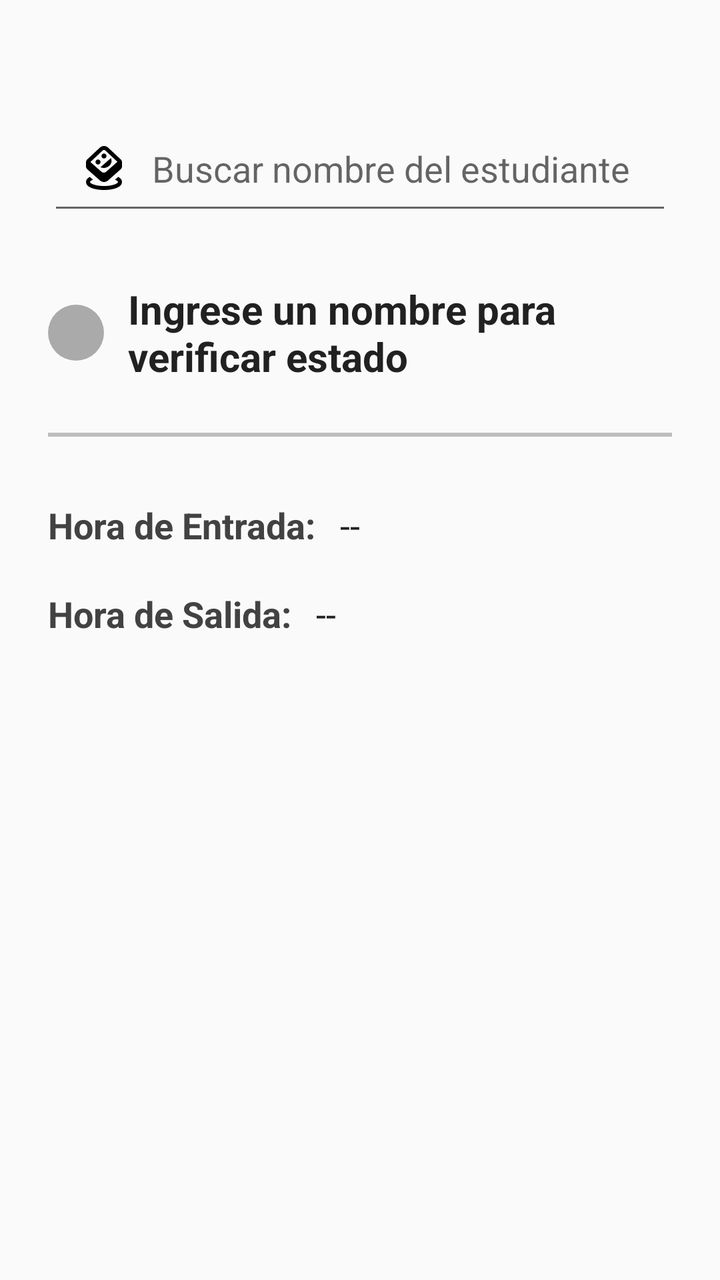
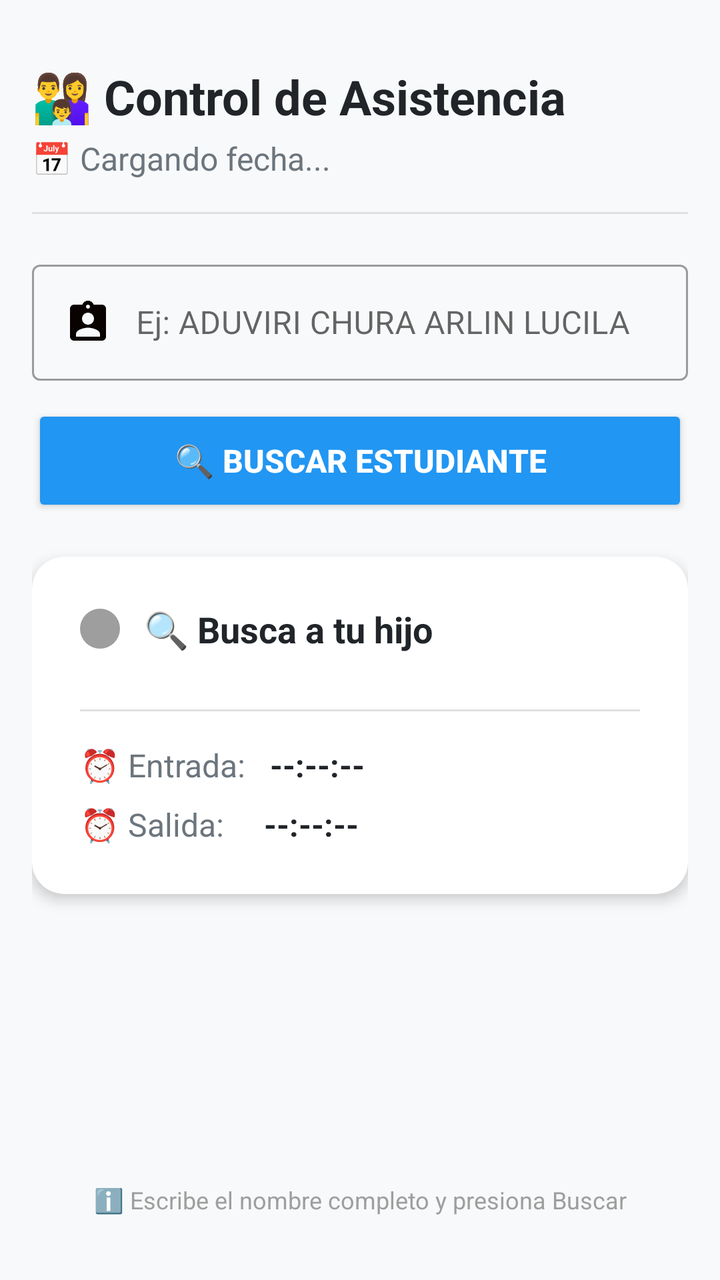

Two renders of the same Android screen: before a commit and after it. Below are the layout's source before the change and the commit's diff.
<!-- AndroidManifest.xml: application theme Theme.Colegio -->
<!-- res/layout/fragment_home.xml -->
<?xml version="1.0" encoding="utf-8"?>
<androidx.constraintlayout.widget.ConstraintLayout
    xmlns:android="http://schemas.android.com/apk/res/android"
    xmlns:app="http://schemas.android.com/apk/res-auto"
    xmlns:tools="http://schemas.android.com/tools"
    android:layout_width="match_parent"
    android:layout_height="match_parent"
    android:padding="24dp"
    android:background="#FAFAFA"
    tools:context=".ui.home.HomeFragment">

    
    <EditText
        android:id="@+id/editTextNameSearch"
        android:layout_width="0dp"
        android:layout_height="wrap_content"
        android:hint="Buscar nombre del estudiante"
        android:inputType="textPersonName"
        android:padding="16dp"
        android:textSize="18sp"
        android:drawableStart="@drawable/outline_ar_stickers_24"
        android:drawablePadding="12dp"
        app:layout_constraintTop_toTopOf="parent"
        app:layout_constraintStart_toStartOf="parent"
        app:layout_constraintEnd_toEndOf="parent"
        android:layout_marginTop="32dp"/>


    <View
        android:id="@+id/statusIndicator"
        android:layout_width="28dp"
        android:layout_height="28dp"
        android:layout_marginTop="40dp"
        android:background="@drawable/status_indicator_gray"
        app:layout_constraintTop_toBottomOf="@id/editTextNameSearch"
        app:layout_constraintStart_toStartOf="parent"
        app:layout_constraintEnd_toStartOf="@id/textViewStatus"/>

    <TextView
        android:id="@+id/textViewStatus"
        android:layout_width="0dp"
        android:layout_height="wrap_content"
        android:layout_marginStart="12dp"
        android:text="Ingrese un nombre para verificar estado"
        android:textSize="20sp"
        android:textColor="#212121"
        android:textStyle="bold"
        app:layout_constraintStart_toEndOf="@id/statusIndicator"
        app:layout_constraintTop_toTopOf="@id/statusIndicator"
        app:layout_constraintBottom_toBottomOf="@id/statusIndicator"
        app:layout_constraintEnd_toEndOf="parent"/>


    <View
        android:id="@+id/separator"
        android:layout_width="0dp"
        android:layout_height="2dp"
        android:layout_marginTop="36dp"
        android:background="#BDBDBD"
        app:layout_constraintTop_toBottomOf="@id/statusIndicator"
        app:layout_constraintStart_toStartOf="parent"
        app:layout_constraintEnd_toEndOf="parent"/>


    <TextView
        android:id="@+id/textViewEntryTimeLabel"
        android:layout_width="wrap_content"
        android:layout_height="wrap_content"
        android:text="Hora de Entrada:"
        android:textStyle="bold"
        android:textSize="18sp"
        android:textColor="#424242"
        android:layout_marginTop="32dp"
        app:layout_constraintStart_toStartOf="parent"
        app:layout_constraintTop_toBottomOf="@id/separator"/>

    <TextView
        android:id="@+id/textViewEntryTime"
        android:layout_width="wrap_content"
        android:layout_height="wrap_content"
        android:text="--"
        android:textSize="18sp"
        android:textColor="#212121"
        android:layout_marginStart="12dp"
        app:layout_constraintStart_toEndOf="@id/textViewEntryTimeLabel"
        app:layout_constraintTop_toTopOf="@id/textViewEntryTimeLabel"/>


    <TextView
        android:id="@+id/textViewExitTimeLabel"
        android:layout_width="wrap_content"
        android:layout_height="wrap_content"
        android:text="Hora de Salida:"
        android:textStyle="bold"
        android:textSize="18sp"
        android:textColor="#424242"
        android:layout_marginTop="20dp"
        app:layout_constraintStart_toStartOf="parent"
        app:layout_constraintTop_toBottomOf="@id/textViewEntryTimeLabel"/>

    <TextView
        android:id="@+id/textViewExitTime"
        android:layout_width="wrap_content"
        android:layout_height="wrap_content"
        android:text="--"
        android:textSize="18sp"
        android:textColor="#212121"
        android:layout_marginStart="12dp"
        app:layout_constraintStart_toEndOf="@id/textViewExitTimeLabel"
        app:layout_constraintTop_toTopOf="@id/textViewExitTimeLabel"/>

</androidx.constraintlayout.widget.ConstraintLayout>
<!-- resources referenced by this layout -->
<resources>
  <!-- drawable outline_ar_stickers_24 (drawable) -->
  <vector xmlns:android="http://schemas.android.com/apk/res/android" android:height="24dp" android:tint="#000000" android:viewportHeight="960" android:viewportWidth="960" android:width="24dp">
        
      <path android:fillColor="@android:color/white" android:pathData="M480,920Q331,920 225.5,877.5Q120,835 120,760Q120,728 140,702.5Q160,677 196,657L261,715Q237,723 218.5,735.5Q200,748 200,760Q200,786 281,813Q362,840 480,840Q598,840 679,813Q760,786 760,760Q760,748 741.5,735.5Q723,723 699,715L764,657Q800,677 820,702.5Q840,728 840,760Q840,835 734.5,877.5Q629,920 480,920ZM480,760Q458,760 437.5,752.5Q417,745 400,730L148,507Q135,496 127.5,480Q120,464 120,447L120,367Q120,350 126.5,334Q133,318 146,307L398,72Q415,56 436,48Q457,40 480,40Q503,40 524,48Q545,56 562,72L814,307Q827,318 833.5,334Q840,350 840,367L840,447Q840,464 832.5,480Q825,496 812,507L560,730Q543,745 522.5,752.5Q502,760 480,760ZM476,572Q490,572 502.5,567.5Q515,563 526,553L748,356L508,130Q501,125 494,122.5Q487,120 479,120Q471,120 464,122.5Q457,125 452,130L208,360L426,553Q437,563 449.5,567.5Q462,572 476,572ZM360,410Q381,410 395.5,395.5Q410,381 410,360Q410,339 395.5,324.5Q381,310 360,310Q339,310 324.5,324.5Q310,339 310,360Q310,381 324.5,395.5Q339,410 360,410ZM410,464Q453,485 500.5,477.5Q548,470 584,438Q618,409 628.5,365Q639,321 618,282L410,464ZM480,290Q501,290 515.5,275.5Q530,261 530,240Q530,219 515.5,204.5Q501,190 480,190Q459,190 444.5,204.5Q430,219 430,240Q430,261 444.5,275.5Q459,290 480,290ZM478,346Q478,346 478,346Q478,346 478,346L478,346L478,346Q478,346 478,346Q478,346 478,346Q478,346 478,346Q478,346 478,346L478,346L478,346Q478,346 478,346Q478,346 478,346Z"/>
      
  </vector>
  <!-- drawable status_indicator_gray (drawable) -->
  <?xml version="1.0" encoding="utf-8"?>
  <shape xmlns:android="http://schemas.android.com/apk/res/android"
      android:shape="oval">
      <solid android:color="#AAAAAA" />
  </shape>
  <style name="Theme.Colegio" parent="Theme.MaterialComponents.DayNight.NoActionBar">
          
          <item name="colorPrimary">@color/purple_500</item>
          <item name="colorPrimaryVariant">@color/purple_700</item>
          <item name="colorOnPrimary">@color/white</item>
          
          <item name="colorSecondary">@color/teal_200</item>
          <item name="colorSecondaryVariant">@color/teal_700</item>
          <item name="colorOnSecondary">@color/black</item>
          
          <item name="android:statusBarColor">?attr/colorPrimaryVariant</item>
          
      </style>
  <color name="purple_500">#FF6200EE</color>
  <color name="purple_700">#FF3700B3</color>
  <color name="white">#FFFFFFFF</color>
  <color name="teal_200">#FF03DAC5</color>
  <color name="teal_700">#FF018786</color>
  <color name="black">#FF000000</color>
</resources>

<!-- the commit's change to res/layout/fragment_home.xml (unified diff, before → after) -->
@@ -5,108 +5,217 @@
     xmlns:tools="http://schemas.android.com/tools"
     android:layout_width="match_parent"
     android:layout_height="match_parent"
-    android:padding="24dp"
-    android:background="#FAFAFA"
+    android:background="#F8F9FA"
+    android:padding="16dp"
     tools:context=".ui.home.HomeFragment">
 
     
-    <EditText
-        android:id="@+id/editTextNameSearch"
-        android:layout_width="0dp"
-        android:layout_height="wrap_content"
-        android:hint="Buscar nombre del estudiante"
-        android:inputType="textPersonName"
-        android:padding="16dp"
-        android:textSize="18sp"
-        android:drawableStart="@drawable/outline_ar_stickers_24"
-        android:drawablePadding="12dp"
+    <TextView
+        android:id="@+id/textViewHeader"
+        android:layout_width="0dp"
+        android:layout_height="wrap_content"
+        android:text="👨‍👩‍👦 Control de Asistencia"
+        android:textSize="24sp"
+        android:textStyle="bold"
+        android:textColor="#212529"
         app:layout_constraintTop_toTopOf="parent"
         app:layout_constraintStart_toStartOf="parent"
         app:layout_constraintEnd_toEndOf="parent"
-        android:layout_marginTop="32dp"/>
-
-
+        android:layout_marginTop="16dp" />
+
+    <TextView
+        android:id="@+id/textViewDate"
+        android:layout_width="wrap_content"
+        android:layout_height="wrap_content"
+        android:text="📅 Cargando fecha..."
+        android:textSize="16sp"
+        android:textColor="#6C757D"
+        app:layout_constraintTop_toBottomOf="@id/textViewHeader"
+        app:layout_constraintStart_toStartOf="parent"
+        android:layout_marginTop="4dp" />
+
+    
     <View
-        android:id="@+id/statusIndicator"
-        android:layout_width="28dp"
-        android:layout_height="28dp"
-        android:layout_marginTop="40dp"
-        android:background="@drawable/status_indicator_gray"
-        app:layout_constraintTop_toBottomOf="@id/editTextNameSearch"
-        app:layout_constraintStart_toStartOf="parent"
-        app:layout_constraintEnd_toStartOf="@id/textViewStatus"/>
-
+        android:id="@+id/divider"
+        android:layout_width="0dp"
+        android:layout_height="1dp"
+        android:layout_marginTop="16dp"
+        android:background="#E0E0E0"
+        app:layout_constraintTop_toBottomOf="@id/textViewDate"
+        app:layout_constraintStart_toStartOf="parent"
+        app:layout_constraintEnd_toEndOf="parent" />
+
+    
+    <com.google.android.material.textfield.TextInputLayout
+        android:id="@+id/textInputLayout"
+        android:layout_width="0dp"
+        android:layout_height="wrap_content"
+        android:layout_marginTop="20dp"
+        app:layout_constraintTop_toBottomOf="@id/divider"
+        app:layout_constraintStart_toStartOf="parent"
+        app:layout_constraintEnd_toEndOf="parent"
+        style="@style/Widget.MaterialComponents.TextInputLayout.OutlinedBox">
+
+        <com.google.android.material.textfield.TextInputEditText
+            android:id="@+id/editTextNameSearch"
+            android:layout_width="match_parent"
+            android:layout_height="wrap_content"
+            android:hint="Ej: ADUVIRI CHURA ARLIN LUCILA"
+            android:inputType="textPersonName"
+            android:drawableStart="@drawable/outline_search_24"
+            android:drawablePadding="12dp"
+            android:paddingStart="16dp"
+            android:paddingEnd="16dp"
+            android:textSize="16sp" />
+
+    </com.google.android.material.textfield.TextInputLayout>
+
+    
+    <Button
+        android:id="@+id/btnBuscar"
+        android:layout_width="0dp"
+        android:layout_height="56dp"
+        android:layout_marginTop="12dp"
+        android:text="🔍 Buscar estudiante"
+        android:backgroundTint="#2196F3"
+        android:textColor="#FFFFFF"
+        android:textSize="16sp"
+        android:textStyle="bold"
+        app:layout_constraintTop_toBottomOf="@id/textInputLayout"
+        app:layout_constraintStart_toStartOf="parent"
+        app:layout_constraintEnd_toEndOf="parent" />
+
+    
+    <androidx.cardview.widget.CardView
+        android:id="@+id/cardResult"
+        android:layout_width="0dp"
+        android:layout_height="wrap_content"
+        android:layout_marginTop="20dp"
+        app:layout_constraintTop_toBottomOf="@id/btnBuscar"
+        app:layout_constraintStart_toStartOf="parent"
+        app:layout_constraintEnd_toEndOf="parent"
+        app:cardCornerRadius="16dp"
+        app:cardElevation="4dp"
+        app:cardBackgroundColor="#FFFFFF">
+
+        <LinearLayout
+            android:layout_width="match_parent"
+            android:layout_height="wrap_content"
+            android:orientation="vertical"
+            android:padding="24dp">
+
+            
+            <TextView
+                android:id="@+id/textViewStudentName"
+                android:layout_width="match_parent"
+                android:layout_height="wrap_content"
+                android:text="👤 Nombre del estudiante"
+                android:textSize="20sp"
+                android:textStyle="bold"
+                android:textColor="#212529"
+                android:visibility="gone"
+                android:layout_marginBottom="16dp" />
+
+            
+            <LinearLayout
+                android:layout_width="match_parent"
+                android:layout_height="wrap_content"
+                android:orientation="horizontal"
+                android:gravity="center_vertical"
+                android:layout_marginBottom="20dp">
+
+                <View
+                    android:id="@+id/statusIndicator"
+                    android:layout_width="20dp"
+                    android:layout_height="20dp"
+                    android:background="@drawable/status_indicator_gray"
+                    android:layout_marginEnd="12dp" />
+
+                <TextView
+                    android:id="@+id/textViewStatus"
+                    android:layout_width="0dp"
+                    android:layout_height="wrap_content"
+                    android:layout_weight="1"
+                    android:text="🔍 Busca a tu hijo"
+                    android:textSize="18sp"
+                    android:textColor="#212529"
+                    android:textStyle="bold" />
+            </LinearLayout>
+
+            
+            <View
+                android:layout_width="match_parent"
+                android:layout_height="1dp"
+                android:background="#E0E0E0"
+                android:layout_marginVertical="8dp" />
+
+            
+            <LinearLayout
+                android:layout_width="match_parent"
+                android:layout_height="wrap_content"
+                android:orientation="horizontal"
+                android:layout_marginTop="8dp">
+
+                <TextView
+                    android:layout_width="wrap_content"
+                    android:layout_height="wrap_content"
+                    android:text="⏰ Entrada:"
+                    android:textSize="16sp"
+                    android:textColor="#6C757D"
+                    android:layout_marginEnd="12dp"
+                    android:minWidth="80dp" />
+
+                <TextView
+                    android:id="@+id/textViewEntryTime"
+                    android:layout_width="0dp"
+                    android:layout_height="wrap_content"
+                    android:layout_weight="1"
+                    android:text="--:--:--"
+                    android:textSize="16sp"
+                    android:textColor="#212529"
+                    android:textStyle="bold" />
+            </LinearLayout>
+
+            
+            <LinearLayout
+                android:layout_width="match_parent"
+                android:layout_height="wrap_content"
+                android:orientation="horizontal"
+                android:layout_marginTop="8dp">
+
+                <TextView
+                    android:layout_width="wrap_content"
+                    android:layout_height="wrap_content"
+                    android:text="⏰ Salida:"
+                    android:textSize="16sp"
+                    android:textColor="#6C757D"
+                    android:layout_marginEnd="12dp"
+                    android:minWidth="80dp" />
+
+                <TextView
+                    android:id="@+id/textViewExitTime"
+                    android:layout_width="0dp"
+                    android:layout_height="wrap_content"
+                    android:layout_weight="1"
+                    android:text="--:--:--"
+                    android:textSize="16sp"
+                    android:textColor="#212529"
+                    android:textStyle="bold" />
+            </LinearLayout>
+
+        </LinearLayout>
+    </androidx.cardview.widget.CardView>
+
+    
     <TextView
-        android:id="@+id/textViewStatus"
-        android:layout_width="0dp"
-        android:layout_height="wrap_content"
-        android:layout_marginStart="12dp"
-        android:text="Ingrese un nombre para verificar estado"
-        android:textSize="20sp"
-        android:textColor="#212121"
-        android:textStyle="bold"
-        app:layout_constraintStart_toEndOf="@id/statusIndicator"
-        app:layout_constraintTop_toTopOf="@id/statusIndicator"
-        app:layout_constraintBottom_toBottomOf="@id/statusIndicator"
-        app:layout_constraintEnd_toEndOf="parent"/>
-
-
-    <View
-        android:id="@+id/separator"
-        android:layout_width="0dp"
-        android:layout_height="2dp"
-        android:layout_marginTop="36dp"
-        android:background="#BDBDBD"
-        app:layout_constraintTop_toBottomOf="@id/statusIndicator"
-        app:layout_constraintStart_toStartOf="parent"
-        app:layout_constraintEnd_toEndOf="parent"/>
-
-
-    <TextView
-        android:id="@+id/textViewEntryTimeLabel"
         android:layout_width="wrap_content"
         android:layout_height="wrap_content"
-        android:text="Hora de Entrada:"
-        android:textStyle="bold"
-        android:textSize="18sp"
-        android:textColor="#424242"
-        android:layout_marginTop="32dp"
-        app:layout_constraintStart_toStartOf="parent"
-        app:layout_constraintTop_toBottomOf="@id/separator"/>
-
-    <TextView
-        android:id="@+id/textViewEntryTime"
-        android:layout_width="wrap_content"
-        android:layout_height="wrap_content"
-        android:text="--"
-        android:textSize="18sp"
-        android:textColor="#212121"
-        android:layout_marginStart="12dp"
-        app:layout_constraintStart_toEndOf="@id/textViewEntryTimeLabel"
-        app:layout_constraintTop_toTopOf="@id/textViewEntryTimeLabel"/>
-
-
-    <TextView
-        android:id="@+id/textViewExitTimeLabel"
-        android:layout_width="wrap_content"
-        android:layout_height="wrap_content"
-        android:text="Hora de Salida:"
-        android:textStyle="bold"
-        android:textSize="18sp"
-        android:textColor="#424242"
-        android:layout_marginTop="20dp"
-        app:layout_constraintStart_toStartOf="parent"
-        app:layout_constraintTop_toBottomOf="@id/textViewEntryTimeLabel"/>
-
-    <TextView
-        android:id="@+id/textViewExitTime"
-        android:layout_width="wrap_content"
-        android:layout_height="wrap_content"
-        android:text="--"
-        android:textSize="18sp"
-        android:textColor="#212121"
-        android:layout_marginStart="12dp"
-        app:layout_constraintStart_toEndOf="@id/textViewExitTimeLabel"
-        app:layout_constraintTop_toTopOf="@id/textViewExitTimeLabel"/>
+        android:text="ℹ️ Escribe el nombre completo y presiona Buscar"
+        android:textSize="12sp"
+        android:textColor="#9E9E9E"
+        app:layout_constraintBottom_toBottomOf="parent"
+        app:layout_constraintStart_toStartOf="parent"
+        app:layout_constraintEnd_toEndOf="parent"
+        android:layout_marginBottom="16dp" />
 
 </androidx.constraintlayout.widget.ConstraintLayout>
<!-- resource entries referenced after the edit -->
@@ -1,16 +1,17 @@
 <!-- resources referenced by this layout -->
 <resources>
-  <!-- drawable outline_ar_stickers_24 (drawable) -->
-  <vector xmlns:android="http://schemas.android.com/apk/res/android" android:height="24dp" android:tint="#000000" android:viewportHeight="960" android:viewportWidth="960" android:width="24dp">
+  <!-- drawable outline_search_24 (drawable) -->
+  <vector xmlns:android="http://schemas.android.com/apk/res/android" android:height="24dp" android:tint="#0A0101" android:viewportHeight="24" android:viewportWidth="24" android:width="24dp">
         
-      <path android:fillColor="@android:color/white" android:pathData="M480,920Q331,920 225.5,877.5Q120,835 120,760Q120,728 140,702.5Q160,677 196,657L261,715Q237,723 218.5,735.5Q200,748 200,760Q200,786 281,813Q362,840 480,840Q598,840 679,813Q760,786 760,760Q760,748 741.5,735.5Q723,723 699,715L764,657Q800,677 820,702.5Q840,728 840,760Q840,835 734.5,877.5Q629,920 480,920ZM480,760Q458,760 437.5,752.5Q417,745 400,730L148,507Q135,496 127.5,480Q120,464 120,447L120,367Q120,350 126.5,334Q133,318 146,307L398,72Q415,56 436,48Q457,40 480,40Q503,40 524,48Q545,56 562,72L814,307Q827,318 833.5,334Q840,350 840,367L840,447Q840,464 832.5,480Q825,496 812,507L560,730Q543,745 522.5,752.5Q502,760 480,760ZM476,572Q490,572 502.5,567.5Q515,563 526,553L748,356L508,130Q501,125 494,122.5Q487,120 479,120Q471,120 464,122.5Q457,125 452,130L208,360L426,553Q437,563 449.5,567.5Q462,572 476,572ZM360,410Q381,410 395.5,395.5Q410,381 410,360Q410,339 395.5,324.5Q381,310 360,310Q339,310 324.5,324.5Q310,339 310,360Q310,381 324.5,395.5Q339,410 360,410ZM410,464Q453,485 500.5,477.5Q548,470 584,438Q618,409 628.5,365Q639,321 618,282L410,464ZM480,290Q501,290 515.5,275.5Q530,261 530,240Q530,219 515.5,204.5Q501,190 480,190Q459,190 444.5,204.5Q430,219 430,240Q430,261 444.5,275.5Q459,290 480,290ZM478,346Q478,346 478,346Q478,346 478,346L478,346L478,346Q478,346 478,346Q478,346 478,346Q478,346 478,346Q478,346 478,346L478,346L478,346Q478,346 478,346Q478,346 478,346Z"/>
+      <path android:fillColor="@android:color/white" android:pathData="M19,3h-4.18C14.4,1.84 13.3,1 12,1c-1.3,0 -2.4,0.84 -2.82,2L5,3c-1.1,0 -2,0.9 -2,2v14c0,1.1 0.9,2 2,2h14c1.1,0 2,-0.9 2,-2L21,5c0,-1.1 -0.9,-2 -2,-2zM12,3c0.55,0 1,0.45 1,1s-0.45,1 -1,1 -1,-0.45 -1,-1 0.45,-1 1,-1zM12,7c1.66,0 3,1.34 3,3s-1.34,3 -3,3 -3,-1.34 -3,-3 1.34,-3 3,-3zM18,19L6,19v-1.4c0,-2 4,-3.1 6,-3.1s6,1.1 6,3.1L18,19z"/>
       
   </vector>
   <!-- drawable status_indicator_gray (drawable) -->
   <?xml version="1.0" encoding="utf-8"?>
   <shape xmlns:android="http://schemas.android.com/apk/res/android"
       android:shape="oval">
-      <solid android:color="#AAAAAA" />
+      <solid android:color="#9E9E9E" />
+      <size android:width="20dp" android:height="20dp" />
   </shape>
   <style name="Theme.Colegio" parent="Theme.MaterialComponents.DayNight.NoActionBar">
           
